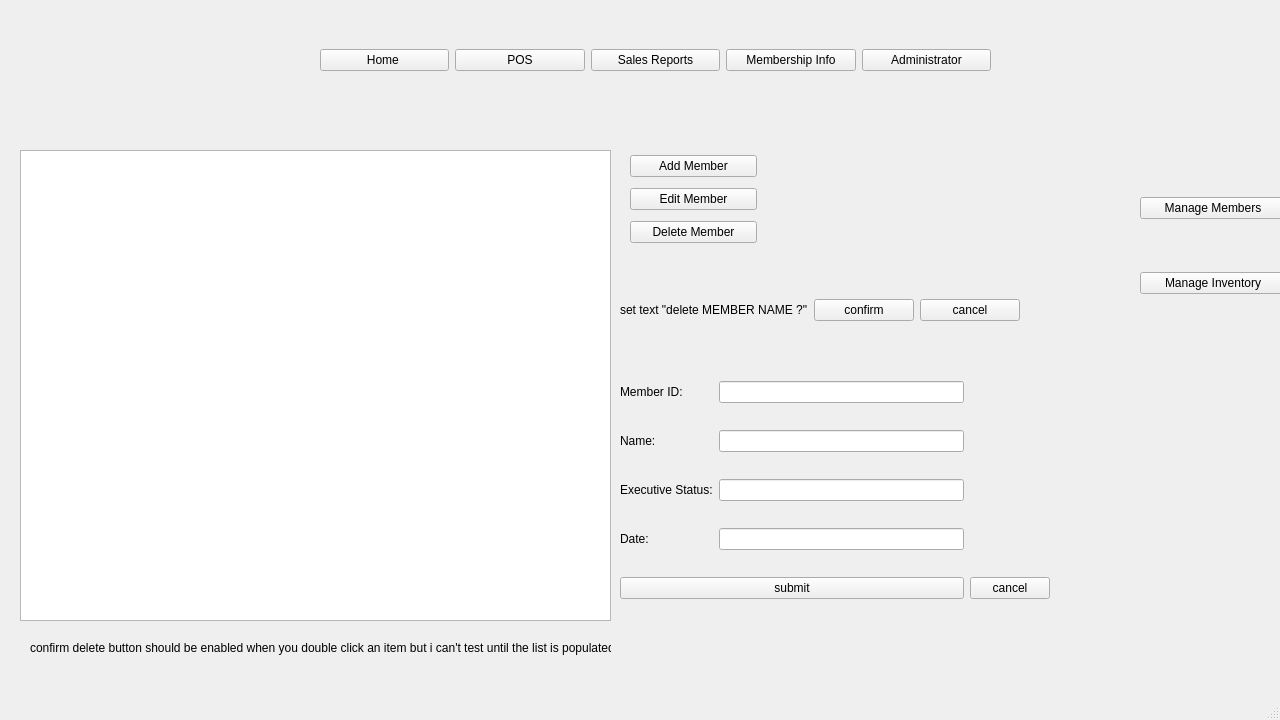
Above: mainwindow.ui from Big-Dogs/Bulk-Club-Project before the change. Below: the same form after it.
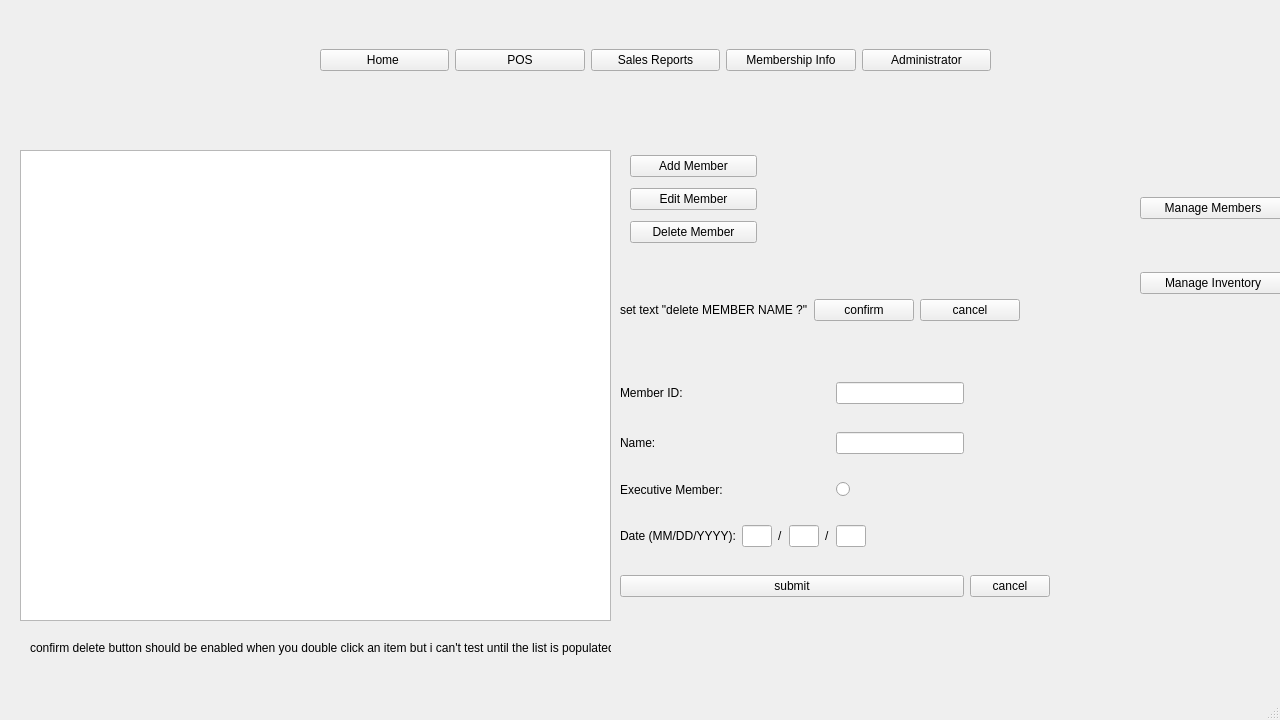
That is the form after the change. The open tabs and pages were chosen to show the change.

What changed in the file:
```diff
--- a/mainwindow.ui
+++ b/mainwindow.ui
@@ -703,10 +703,40 @@
          </rect>
         </property>
         <layout class="QGridLayout" name="gridLayout_admin_datafields">
-         <item row="1" column="0">
-          <widget class="QLabel" name="label_admin_membersubmission_name">
+         <item row="3" column="5">
+          <widget class="QLineEdit" name="lineEdit_admin_membersubmission_year">
+           <property name="sizePolicy">
+            <sizepolicy hsizetype="Fixed" vsizetype="Fixed">
+             <horstretch>0</horstretch>
+             <verstretch>0</verstretch>
+            </sizepolicy>
+           </property>
+           <property name="maximumSize">
+            <size>
+             <width>30</width>
+             <height>16777215</height>
+            </size>
+           </property>
+          </widget>
+         </item>
+         <item row="4" column="0" colspan="6">
+          <widget class="QPushButton" name="pushButton_admin_membersubmission_submit">
            <property name="text">
-            <string>Name:</string>
+            <string>submit</string>
+           </property>
+          </widget>
+         </item>
+         <item row="3" column="2">
+          <widget class="QLabel" name="label_admin_slash2">
+           <property name="text">
+            <string>/</string>
+           </property>
+          </widget>
+         </item>
+         <item row="3" column="4">
+          <widget class="QLabel" name="label_admin_slash1">
+           <property name="text">
+            <string>/</string>
            </property>
           </widget>
          </item>
@@ -717,45 +747,78 @@
            </property>
           </widget>
          </item>
-         <item row="2" column="0">
-          <widget class="QLabel" name="label_admin_membersubmission_executive">
+         <item row="2" column="5">
+          <widget class="QRadioButton" name="radioButton">
            <property name="text">
-            <string>Executive Status:</string>
+            <string/>
            </property>
           </widget>
          </item>
-         <item row="2" column="1">
-          <widget class="QLineEdit" name="lineEdit_admin_membersubmission_executive"/>
+         <item row="1" column="0">
+          <widget class="QLabel" name="label_admin_membersubmission_name">
+           <property name="text">
+            <string>Name:</string>
+           </property>
+          </widget>
+         </item>
+         <item row="3" column="3">
+          <widget class="QLineEdit" name="lineEdit_admin_membersubmission_day">
+           <property name="sizePolicy">
+            <sizepolicy hsizetype="Fixed" vsizetype="Fixed">
+             <horstretch>0</horstretch>
+             <verstretch>0</verstretch>
+            </sizepolicy>
+           </property>
+           <property name="maximumSize">
+            <size>
+             <width>30</width>
+             <height>16777215</height>
+            </size>
+           </property>
+          </widget>
          </item>
          <item row="3" column="0">
           <widget class="QLabel" name="label_admin_membersubmission_date">
            <property name="text">
-            <string>Date:</string>
+            <string>Date (MM/DD/YYYY):</string>
            </property>
           </widget>
          </item>
-         <item row="4" column="0" colspan="2">
-          <widget class="QPushButton" name="pushButton_admin_membersubmission_submit">
+         <item row="4" column="7">
+          <widget class="QPushButton" name="pushButton_admin_membersubmission_cancel">
            <property name="text">
-            <string>submit</string>
+            <string>cancel</string>
            </property>
           </widget>
          </item>
          <item row="3" column="1">
-          <widget class="QLineEdit" name="lineEdit_admin_membersubmission_date"/>
+          <widget class="QLineEdit" name="lineEdit_admin_membersubmission_month">
+           <property name="sizePolicy">
+            <sizepolicy hsizetype="Fixed" vsizetype="Fixed">
+             <horstretch>0</horstretch>
+             <verstretch>0</verstretch>
+            </sizepolicy>
+           </property>
+           <property name="maximumSize">
+            <size>
+             <width>30</width>
+             <height>16777215</height>
+            </size>
+           </property>
+          </widget>
          </item>
-         <item row="0" column="1">
-          <widget class="QLineEdit" name="lineEdit_admin_membersubmission_id"/>
+         <item row="2" column="0">
+          <widget class="QLabel" name="label_admin_membersubmission_executive">
+           <property name="text">
+            <string>Executive Member:</string>
+           </property>
+          </widget>
          </item>
-         <item row="1" column="1">
+         <item row="1" column="5">
           <widget class="QLineEdit" name="lineEdit_admin_membersubmission_name"/>
          </item>
-         <item row="4" column="2">
-          <widget class="QPushButton" name="pushButton_admin_membersubmission_cancel">
-           <property name="text">
-            <string>cancel</string>
-           </property>
-          </widget>
+         <item row="0" column="5">
+          <widget class="QLineEdit" name="lineEdit_admin_membersubmission_id"/>
          </item>
         </layout>
        </widget>
```
Left out of the diff: 6 changed lines with no effect on the pictures.
